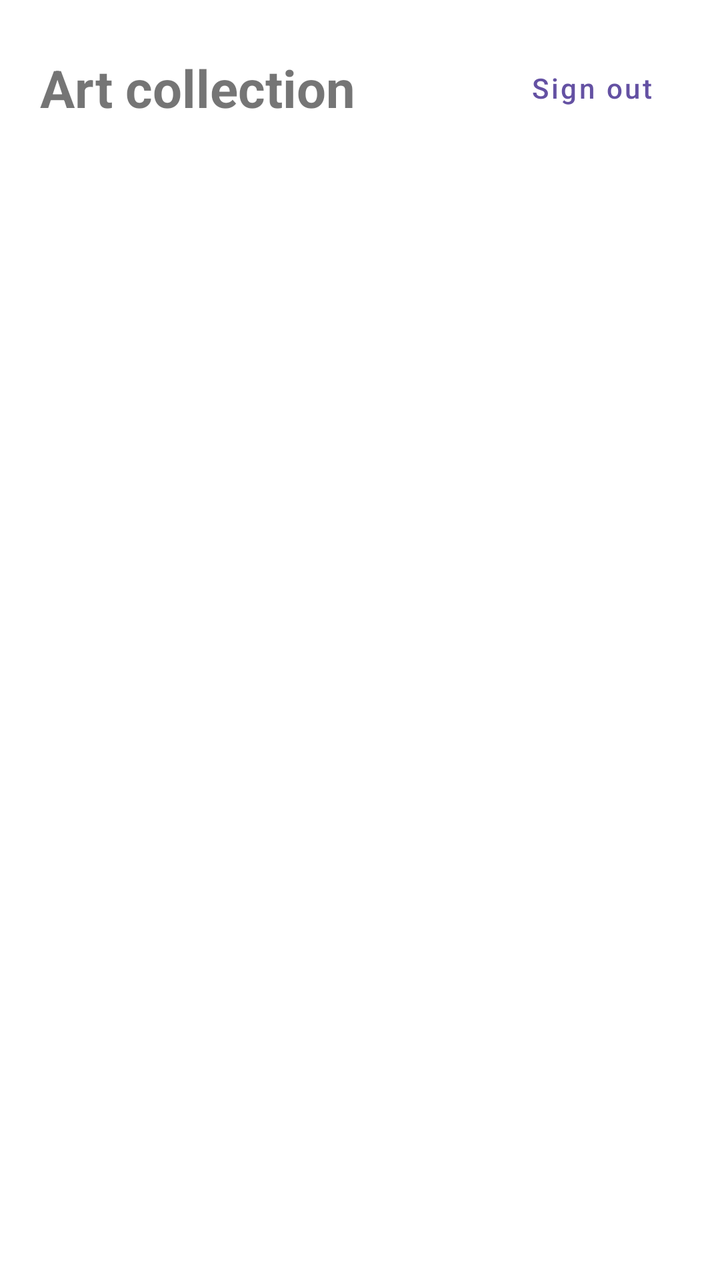
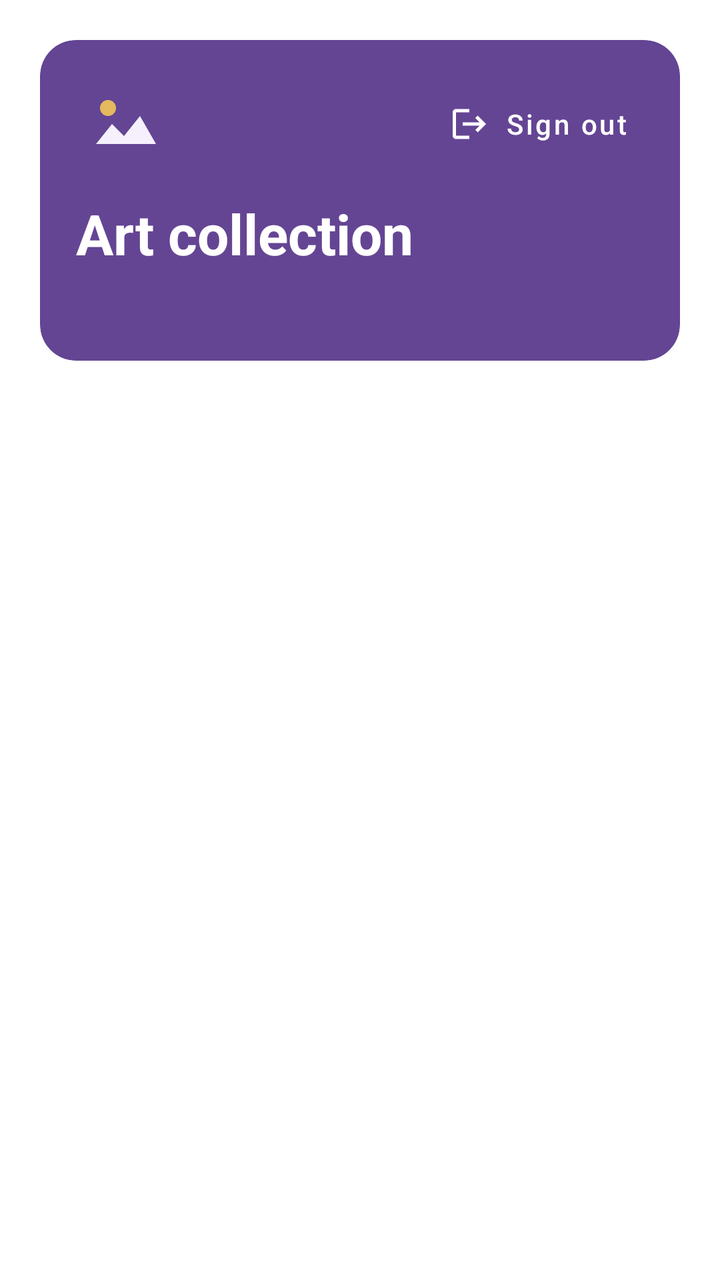

An Android layout rendered at two revisions. The XML below is the earlier revision; the diff shows what the commit changed to produce the second picture.
<!-- AndroidManifest.xml: application theme Theme.ArtGallery -->
<!-- res/layout/fragment_dashboard.xml -->
<?xml version="1.0" encoding="utf-8"?>
<LinearLayout xmlns:android="http://schemas.android.com/apk/res/android"
    android:layout_width="match_parent"
    android:layout_height="match_parent"
    android:orientation="vertical"
    android:padding="20dp">

    <LinearLayout
        android:layout_width="match_parent"
        android:layout_height="wrap_content"
        android:orientation="horizontal"
        android:gravity="center_vertical">

        <TextView
            android:layout_width="0dp"
            android:layout_height="wrap_content"
            android:layout_weight="1"
            android:text="@string/collection"
            android:textSize="26sp"
            android:textStyle="bold" />

        <com.google.android.material.button.MaterialButton
            android:id="@+id/logout"
            style="@style/Widget.MaterialComponents.Button.TextButton"
            android:layout_width="wrap_content"
            android:layout_height="wrap_content"
            android:text="@string/sign_out"
            android:textAllCaps="false" />

    </LinearLayout>

    <TextView
        android:id="@+id/status"
        android:layout_width="match_parent"
        android:layout_height="wrap_content"
        android:layout_marginTop="8dp"
        android:layout_marginBottom="20dp"
        android:textSize="14sp"
        android:accessibilityLiveRegion="polite" />

    <ProgressBar
        android:id="@+id/progress"
        android:layout_width="40dp"
        android:layout_height="40dp"
        android:layout_gravity="center"
        android:contentDescription="@string/loading"
        android:visibility="gone" />

    <com.google.android.material.button.MaterialButton
        android:id="@+id/retry"
        android:layout_width="wrap_content"
        android:layout_height="wrap_content"
        android:layout_gravity="center"
        android:text="@string/retry"
        android:textAllCaps="false"
        android:visibility="gone" />

    <androidx.recyclerview.widget.RecyclerView
        android:id="@+id/artworks"
        android:layout_width="match_parent"
        android:layout_height="0dp"
        android:layout_weight="1"
        android:clipToPadding="false"
        android:paddingBottom="12dp" />

</LinearLayout>
<!-- resources referenced by this layout -->
<resources>
  <string name="collection">Art collection</string>
  <string name="loading">Loading…</string>
  <string name="retry">Try again</string>
  <string name="sign_out">Sign out</string>
  <style name="Theme.ArtGallery" parent="Theme.MaterialComponents.DayNight.NoActionBar">
          <item name="colorPrimary">#6451A3</item>
          <item name="colorPrimaryVariant">#49367E</item>
          <item name="colorOnPrimary">#FFFFFF</item>
          <item name="colorSecondary">#82703C</item>
      </style>
</resources>

<!-- the commit's change to res/layout/fragment_dashboard.xml (unified diff, before → after) -->
@@ -1,48 +1,88 @@
 <?xml version="1.0" encoding="utf-8"?>
 <LinearLayout xmlns:android="http://schemas.android.com/apk/res/android"
+    xmlns:app="http://schemas.android.com/apk/res-auto"
     android:layout_width="match_parent"
     android:layout_height="match_parent"
     android:orientation="vertical"
     android:padding="20dp">
 
-    <LinearLayout
+    <com.google.android.material.card.MaterialCardView
         android:layout_width="match_parent"
         android:layout_height="wrap_content"
-        android:orientation="horizontal"
-        android:gravity="center_vertical">
+        android:layout_marginBottom="20dp"
+        app:cardBackgroundColor="#644594"
+        app:cardCornerRadius="18dp"
+        app:cardElevation="0dp">
 
-        <TextView
-            android:layout_width="0dp"
+        <LinearLayout
+            android:layout_width="match_parent"
             android:layout_height="wrap_content"
-            android:layout_weight="1"
-            android:text="@string/collection"
-            android:textSize="26sp"
-            android:textStyle="bold" />
+            android:orientation="vertical"
+            android:padding="18dp">
 
-        <com.google.android.material.button.MaterialButton
-            android:id="@+id/logout"
-            style="@style/Widget.MaterialComponents.Button.TextButton"
-            android:layout_width="wrap_content"
-            android:layout_height="wrap_content"
-            android:text="@string/sign_out"
-            android:textAllCaps="false" />
+            <LinearLayout
+                android:layout_width="match_parent"
+                android:layout_height="wrap_content"
+                android:orientation="horizontal"
+                android:gravity="center_vertical">
 
-    </LinearLayout>
+                <ImageView
+                    android:layout_width="48dp"
+                    android:layout_height="48dp"
+                    android:src="@drawable/ic_gallery"
+                    android:importantForAccessibility="no" />
 
-    <TextView
-        android:id="@+id/status"
-        android:layout_width="match_parent"
-        android:layout_height="wrap_content"
-        android:layout_marginTop="8dp"
-        android:layout_marginBottom="20dp"
-        android:textSize="14sp"
-        android:accessibilityLiveRegion="polite" />
+                <Space
+                    android:layout_width="0dp"
+                    android:layout_height="1dp"
+                    android:layout_weight="1" />
+
+                <com.google.android.material.button.MaterialButton
+                    android:id="@+id/logout"
+                    style="@style/Widget.MaterialComponents.Button.TextButton"
+                    android:layout_width="wrap_content"
+                    android:layout_height="wrap_content"
+                    android:minHeight="48dp"
+                    android:text="@string/sign_out"
+                    android:textColor="#FFFFFF"
+                    android:textAllCaps="false"
+                    app:icon="@drawable/ic_logout"
+                    app:iconTint="#FFFFFF"
+                    app:iconSize="20dp"
+                    app:iconPadding="8dp"
+                    app:iconGravity="textStart" />
+
+            </LinearLayout>
+
+            <TextView
+                android:layout_width="match_parent"
+                android:layout_height="wrap_content"
+                android:layout_marginTop="12dp"
+                android:text="@string/collection"
+                android:textSize="28sp"
+                android:textStyle="bold"
+                android:textColor="#FFFFFF" />
+
+            <TextView
+                android:id="@+id/status"
+                android:layout_width="match_parent"
+                android:layout_height="wrap_content"
+                android:layout_marginTop="8dp"
+                android:textSize="14sp"
+                android:textColor="#F0E8FA"
+                android:accessibilityLiveRegion="polite" />
+
+        </LinearLayout>
+
+    </com.google.android.material.card.MaterialCardView>
 
     <ProgressBar
         android:id="@+id/progress"
         android:layout_width="40dp"
         android:layout_height="40dp"
         android:layout_gravity="center"
+        android:layout_marginBottom="12dp"
+        android:indeterminateTint="#644594"
         android:contentDescription="@string/loading"
         android:visibility="gone" />
 
@@ -51,8 +91,10 @@
         android:layout_width="wrap_content"
         android:layout_height="wrap_content"
         android:layout_gravity="center"
+        android:layout_marginBottom="12dp"
         android:text="@string/retry"
         android:textAllCaps="false"
+        app:cornerRadius="12dp"
         android:visibility="gone" />
 
     <androidx.recyclerview.widget.RecyclerView
<!-- resource entries referenced after the edit -->
@@ -1,5 +1,37 @@
 <!-- resources referenced by this layout -->
 <resources>
+  <!-- drawable ic_gallery (drawable) -->
+  <vector xmlns:android="http://schemas.android.com/apk/res/android"
+      android:width="56dp"
+      android:height="56dp"
+      android:viewportWidth="24"
+      android:viewportHeight="24">
+  
+      <path
+          android:fillColor="#644594"
+          android:pathData="M4,3H20Q22,3 22,5V19Q22,21 20,21H4Q2,21 2,19V5Q2,3 4,3Z" />
+  
+      <path
+          android:fillColor="#F5F0FC"
+          android:pathData="M5,17L9,12L12,15L16,10L20,17Z" />
+  
+      <path
+          android:fillColor="#E5B95F"
+          android:pathData="M6,8a2,2 0,1 0,4 0a2,2 0,1 0,-4 0" />
+  
+  </vector>
+  <!-- drawable ic_logout (drawable) -->
+  <vector xmlns:android="http://schemas.android.com/apk/res/android"
+      android:width="24dp"
+      android:height="24dp"
+      android:viewportWidth="24"
+      android:viewportHeight="24">
+  
+      <path
+          android:fillColor="#FFFFFF"
+          android:pathData="M17,7l-1.41,1.41L18.17,11H8v2h10.17l-2.58,2.59L17,17l5,-5zM4,5h8V3H4c-1.1,0 -2,0.9 -2,2v14c0,1.1 0.9,2 2,2h8v-2H4z" />
+  
+  </vector>
   <string name="collection">Art collection</string>
   <string name="loading">Loading…</string>
   <string name="retry">Try again</string>
